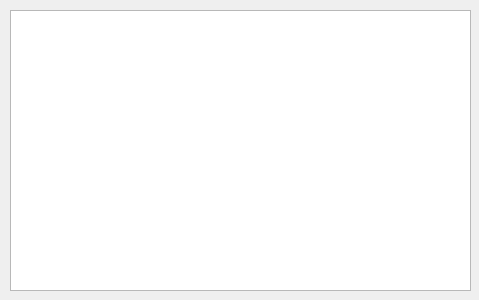
Above: edit_customer.ui from ButterSydUp/Blockbusted before the change. Below: the same form after it.
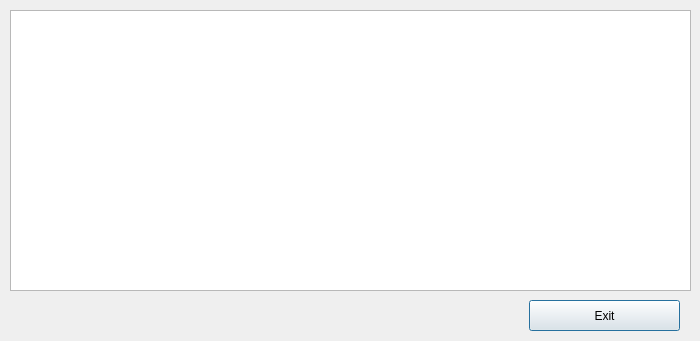
That is the form after the change.

```diff
--- a/edit_customer.ui
+++ b/edit_customer.ui
@@ -6,8 +6,8 @@
    <rect>
     <x>0</x>
     <y>0</y>
-    <width>479</width>
-    <height>300</height>
+    <width>700</width>
+    <height>341</height>
    </rect>
   </property>
   <property name="windowTitle">
@@ -18,11 +18,24 @@
     <rect>
      <x>10</x>
      <y>10</y>
-     <width>461</width>
+     <width>681</width>
      <height>281</height>
     </rect>
    </property>
   </widget>
+  <widget class="QPushButton" name="Exit">
+   <property name="geometry">
+    <rect>
+     <x>529</x>
+     <y>300</y>
+     <width>151</width>
+     <height>31</height>
+    </rect>
+   </property>
+   <property name="text">
+    <string>Exit</string>
+   </property>
+  </widget>
  </widget>
  <resources/>
  <connections/>
```
Left out of the diff: 21 changed lines with no effect on the pictures.
